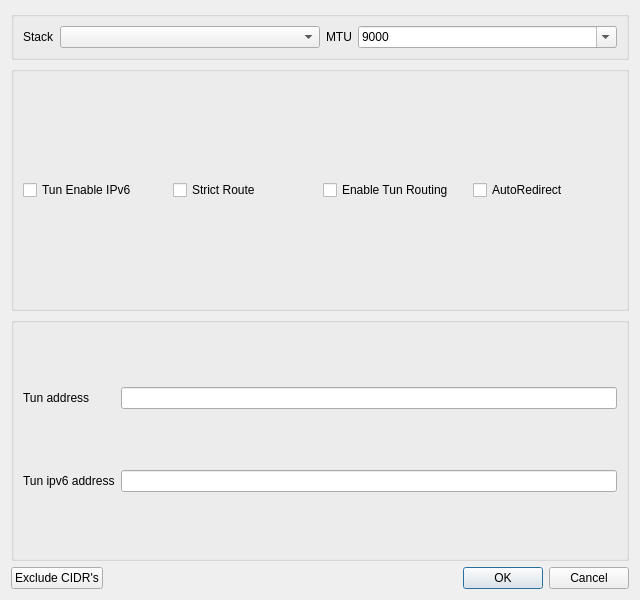
Above: src/nekobox/ui/setting/dialog_vpn_settings.ui from qr243vbi/nekobox before the change. Below: the same form after it.
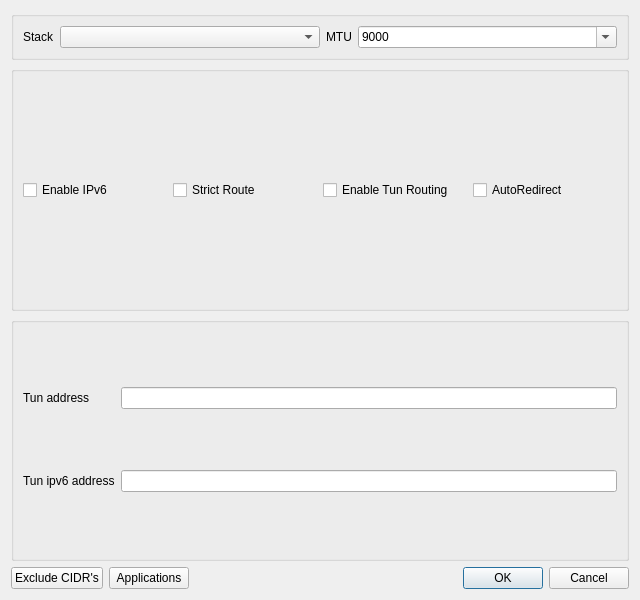
That is the form after the change.

Commit message: Add applications button, improve route profiles, fix #4, fix #5, fix #101, fix #103

```diff
--- a/src/nekobox/ui/setting/dialog_vpn_settings.ui
+++ b/src/nekobox/ui/setting/dialog_vpn_settings.ui
@@ -82,7 +82,10 @@
       <item>
        <widget class="QCheckBox" name="vpn_ipv6">
         <property name="text">
-         <string>Tun Enable IPv6</string>
+         <string>Enable IPv6</string>
+        </property>
+        <property name="tristate">
+         <bool>false</bool>
         </property>
        </widget>
       </item>
@@ -151,6 +154,13 @@
        </property>
       </widget>
      </item>
+     <item>
+      <widget class="QPushButton" name="tun_applications">
+       <property name="text">
+        <string>Applications</string>
+       </property>
+      </widget>
+     </item>
      <item>
       <widget class="QDialogButtonBox" name="buttonBox">
        <property name="standardButtons">
```
Left out of the diff: 2 changed lines with no effect on the pictures. The commit also changes 125 other files.
